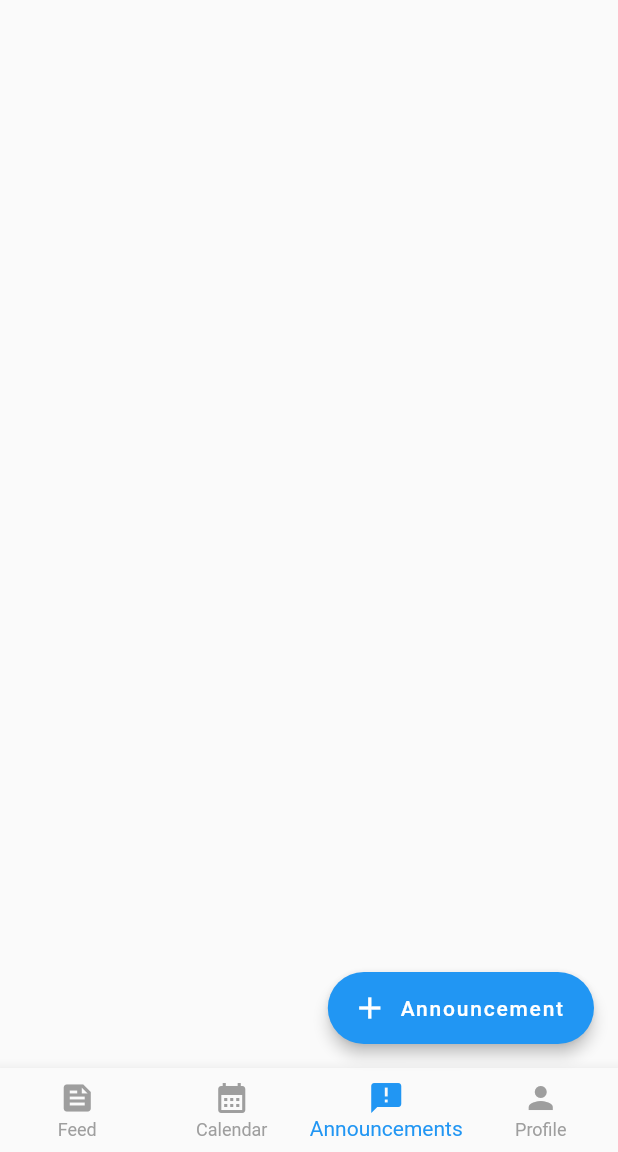
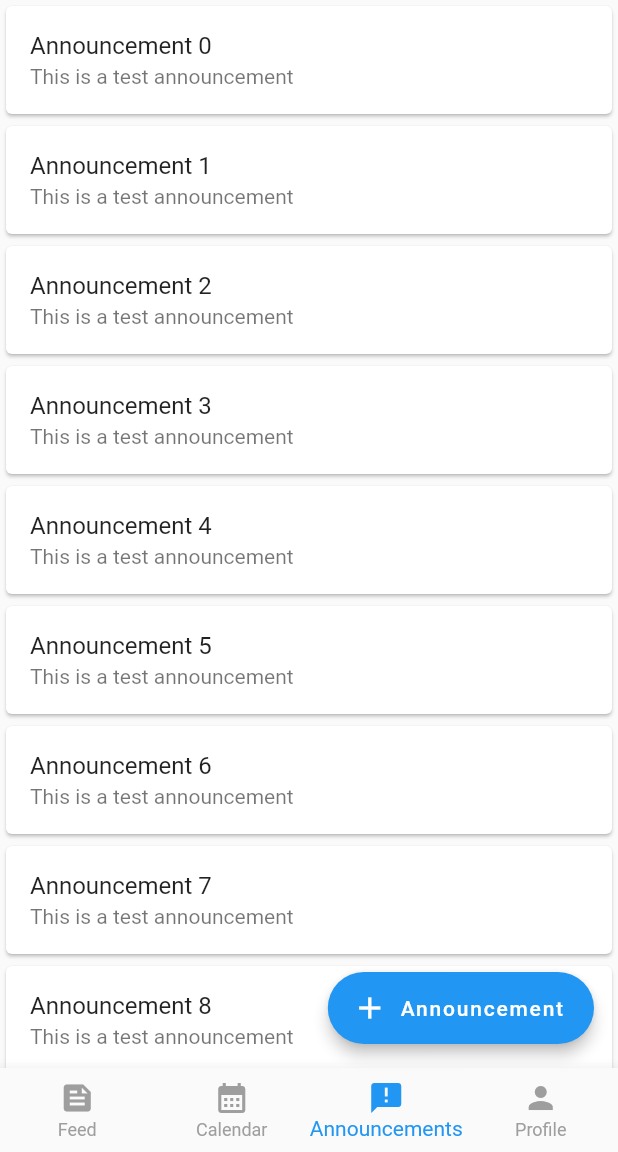
Before and after one commit to LittleWhole/fbla_2023, a Flutter app: the screen it shows once a user with an empty profile is signed in, item 3 of the bottom bar chosen, on a phone screen of 412 x 824 dp, the part 84-1236 px from its top. Run offline on Flutter 3.47's test engine with Material 2 defaults, Android fonts, the phone set to English and light mode, and no system bars; our stand-ins replace cached_network_image, cloud_firestore, firebase_auth, firebase_core, firebase_storage, flutter_spinkit and 2 more; missing offline and left inert: cross_file_image, swipe_image_gallery; accounts and stored records are empty.

Commit message:
New stuff

```diff
--- a/lib/screens/home/announcements.dart
+++ b/lib/screens/home/announcements.dart
@@ -1,3 +1,4 @@
+import 'package:flutter/material.dart';
 import 'package:flutter/src/widgets/container.dart';
 import 'package:flutter/src/widgets/framework.dart';
 
@@ -11,6 +12,22 @@ class Announcements extends StatefulWidget {
 class _AnnouncementsState extends State<Announcements> {
   @override
   Widget build(BuildContext context) {
-    return Container();
+    return Container(
+      child: _announcementsListView(),
+    );
+  }
+
+  Widget _announcementsListView() {
+    return ListView.builder(
+      itemCount: 10,
+      itemBuilder: (context, index) {
+        return Card(
+          child: ListTile(
+            title: Text('Announcement $index'),
+            subtitle: Text('This is a test announcement'),
+          ),
+        );
+      },
+    );
   }
 }
--- a/pubspec.yaml
+++ b/pubspec.yaml
@@ -47,6 +47,9 @@ dependencies:
   swipe_image_gallery: ^0.8.0
   cross_file_image: ^1.0.0
   firebase_storage: ^11.0.10
+  cached_network_image: ^3.2.3
+  flutter_cache_manager: ^3.3.0
+  intl: ^0.17.0
 
 dev_dependencies:
   flutter_test:
```
Also changed, not shown: lib/screens/home/feed.dart (+8 -1 lines), lib/screens/home/mystudents.dart (+60 -1 lines), pubspec.lock, 1 other file.
